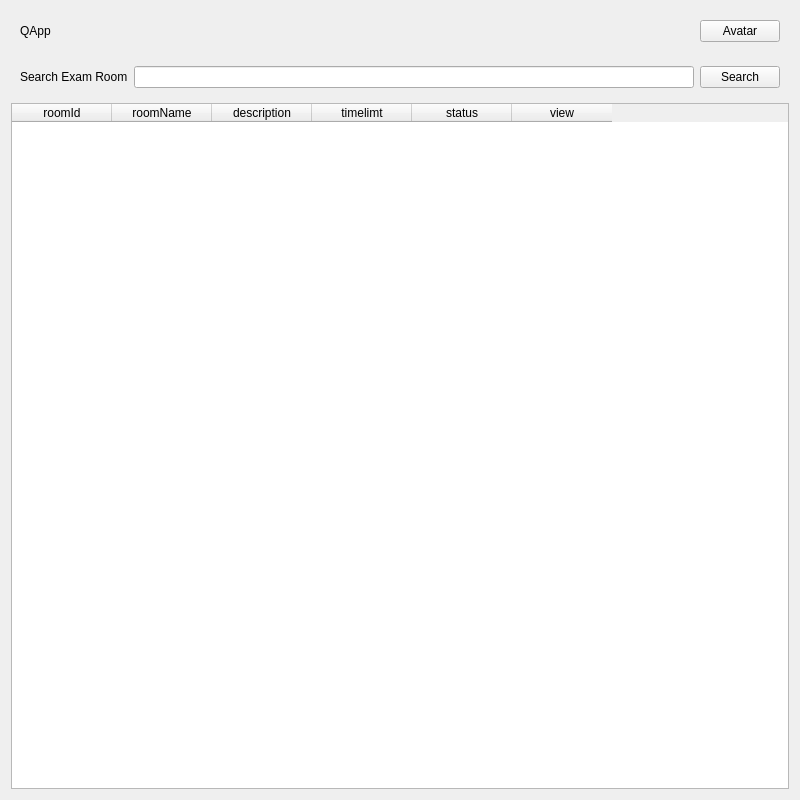
Above: frontend/examroommanagement.ui from luandv03/Quizz-app before the change. Below: the same form after it.
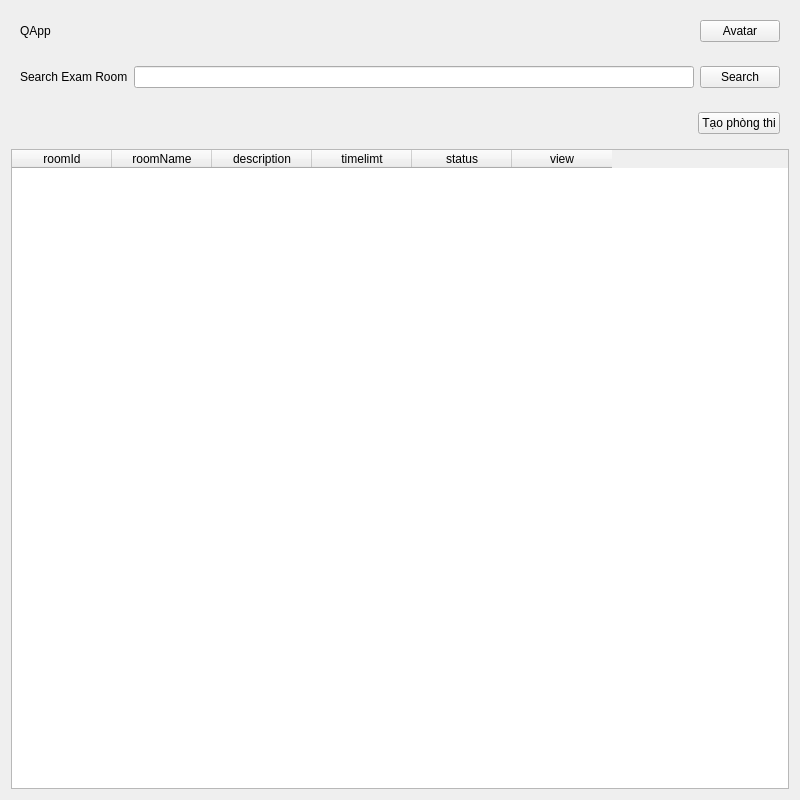
That is the form after the change.

What changed in the file:
```diff
--- a/frontend/examroommanagement.ui
+++ b/frontend/examroommanagement.ui
@@ -70,6 +70,41 @@
      </layout>
     </widget>
    </item>
+   <item>
+    <widget class="QWidget" name="buttonContainer" native="true">
+     <layout class="QHBoxLayout" name="horizontalLayout_3">
+      <item>
+       <spacer name="horizontalSpacer_2">
+        <property name="orientation">
+         <enum>Qt::Orientation::Horizontal</enum>
+        </property>
+        <property name="sizeHint" stdset="0">
+         <size>
+          <width>40</width>
+          <height>20</height>
+         </size>
+        </property>
+       </spacer>
+      </item>
+      <item>
+       <widget class="QPushButton" name="createExamRoomBtn">
+        <property name="maximumSize">
+         <size>
+          <width>140</width>
+          <height>25</height>
+         </size>
+        </property>
+        <property name="cursor">
+         <cursorShape>PointingHandCursor</cursorShape>
+        </property>
+        <property name="text">
+         <string>Tạo phòng thi</string>
+        </property>
+       </widget>
+      </item>
+     </layout>
+    </widget>
+   </item>
    <item>
     <widget class="QTableWidget" name="examRoomTableWidget">
      <property name="sizePolicy">
```
Left out of the diff: 5 changed lines with no effect on the pictures.
